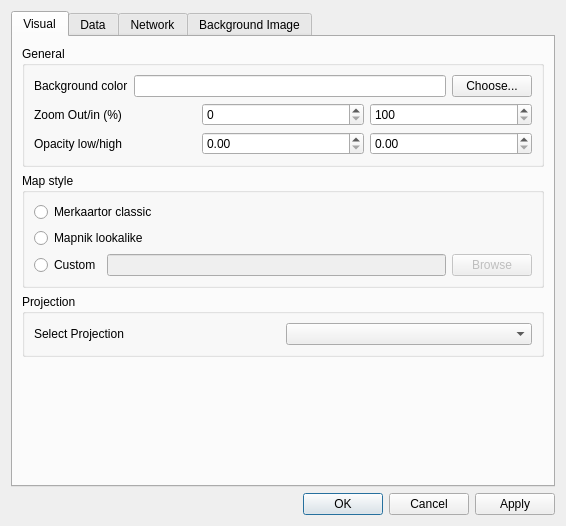
openstreetmap/merkaartor, file Preferences/PreferencesDialog.ui: the form before one commit.
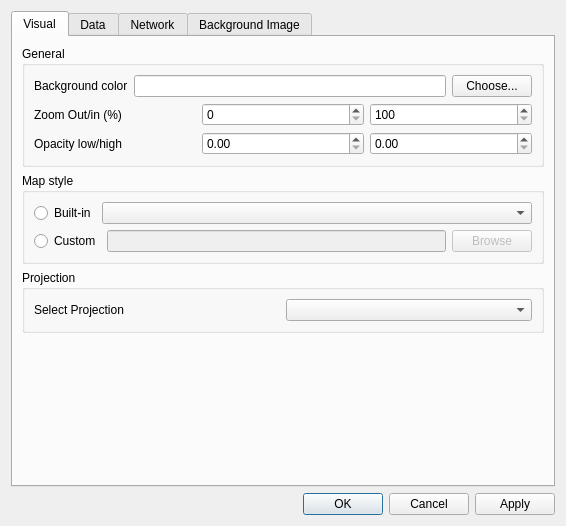
The form after the commit. The open tabs and pages were chosen to show the change.

Commit message: FIX : "Dynamically" display all built-in styles in the preferences dialog rather than pre-defined ones

What changed in the file:
```diff
--- a/Preferences/PreferencesDialog.ui
+++ b/Preferences/PreferencesDialog.ui
@@ -31,6 +31,14 @@
         <number>1</number>
        </property>
        <widget class="QWidget" name="tab_4" >
+        <property name="geometry" >
+         <rect>
+          <x>0</x>
+          <y>0</y>
+          <width>540</width>
+          <height>448</height>
+         </rect>
+        </property>
         <attribute name="title" >
          <string>Visual</string>
         </attribute>
@@ -127,18 +135,25 @@
            </property>
            <layout class="QVBoxLayout" >
             <item>
-             <widget class="QRadioButton" name="StyleClassic" >
-              <property name="text" >
-               <string>Merkaartor classic</string>
-              </property>
-             </widget>
-            </item>
-            <item>
-             <widget class="QRadioButton" name="StyleMapnik" >
-              <property name="text" >
-               <string>Mapnik lookalike</string>
-              </property>
-             </widget>
+             <layout class="QHBoxLayout" name="horizontalLayout_2" >
+              <item>
+               <widget class="QRadioButton" name="StyleBuiltin" >
+                <property name="text" >
+                 <string>Built-in</string>
+                </property>
+               </widget>
+              </item>
+              <item>
+               <widget class="QComboBox" name="cbStyles" >
+                <property name="sizePolicy" >
+                 <sizepolicy vsizetype="Fixed" hsizetype="Expanding" >
+                  <horstretch>0</horstretch>
+                  <verstretch>0</verstretch>
+                 </sizepolicy>
+                </property>
+               </widget>
+              </item>
+             </layout>
             </item>
             <item>
              <layout class="QHBoxLayout" >
```
Left out of the diff: 88 changed lines with no effect on the pictures. The commit also changes 2 other files.
